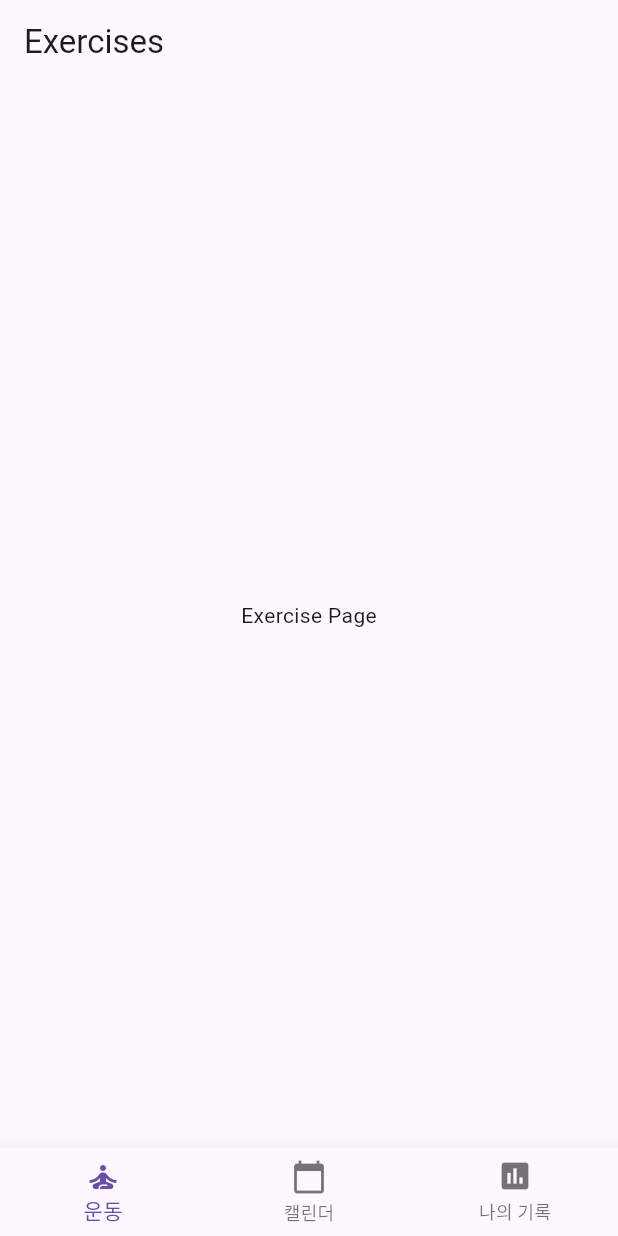
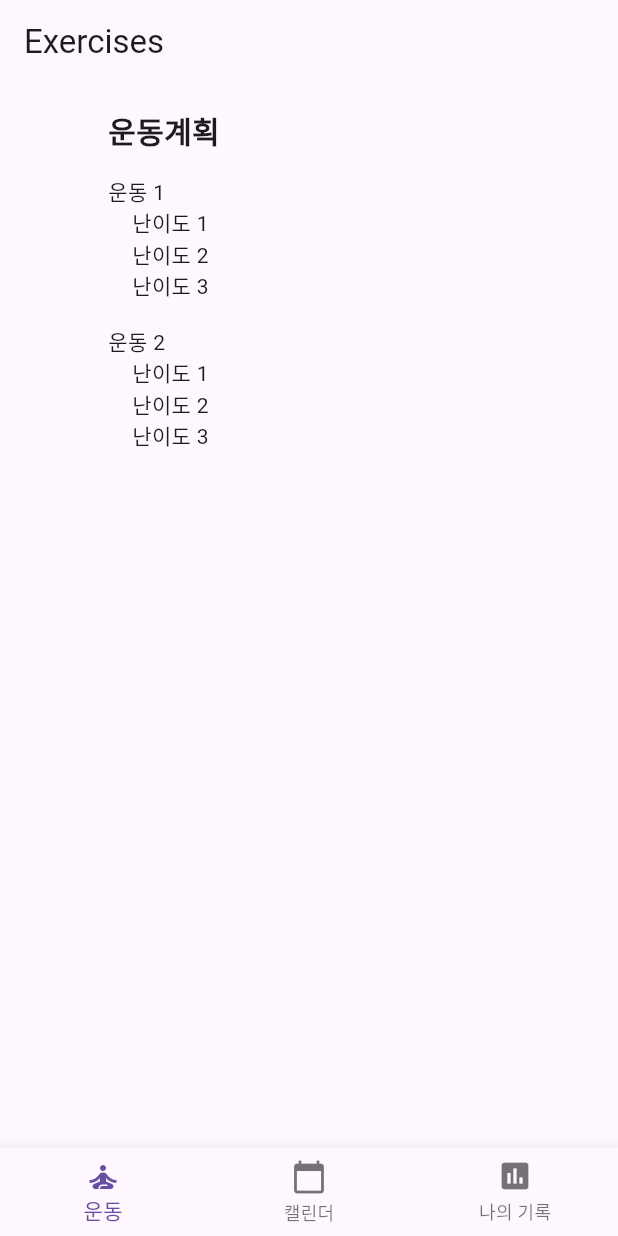
Before and after one commit to June8039/Capstone, a Flutter app: the screen it shows after launch, on a phone screen of 412 x 824 dp. Run offline on Flutter 3.47's test engine with Material 3 defaults, Android fonts, the phone set to English and light mode, and no system bars; our stand-ins replace table_calendar.

Commit message:
Feat: added a super basic screen layout for the exercise_screen, would need to fix this for better design, interactive screen

```diff
--- a/lib/screens/exercise_screen.dart
+++ b/lib/screens/exercise_screen.dart
@@ -7,8 +7,46 @@ class ExerciseScreen extends StatelessWidget {
   Widget build(BuildContext context) {
     return Scaffold(
       appBar: AppBar(title: const Text("Exercises")),
-      body: const Center(
-        child: Text("Exercise Page"),
+      body: Center(
+        child: Container(
+          width: 300,
+          padding: EdgeInsets.all(16),
+          child: const Column(
+            crossAxisAlignment:CrossAxisAlignment.start,
+            children: [
+              Text('운동계획', style: TextStyle(fontSize: 20, fontWeight: FontWeight.bold)),
+              SizedBox(height: 16),
+              Text('운동 1'),
+              Padding(
+                  padding: EdgeInsets.only(left: 16.0),
+                child: Column(
+                  crossAxisAlignment:
+                  CrossAxisAlignment.start,
+                  children: [
+                    Text('난이도 1'),
+                    Text('난이도 2'),
+                    Text('난이도 3'),
+                  ],
+                ),
+              ),
+              SizedBox(height: 16),
+              Text('운동 2'),
+              Padding(
+                padding: EdgeInsets.only(left: 16.0),
+                child: Column(
+                  crossAxisAlignment:
+                  CrossAxisAlignment.start,
+                  children: [
+                    Text('난이도 1'),
+                    Text('난이도 2'),
+                    Text('난이도 3'),
+                  ],
+                ),
+              )
+
+            ],
+          )
+        )
       ),
     );
   }
```
